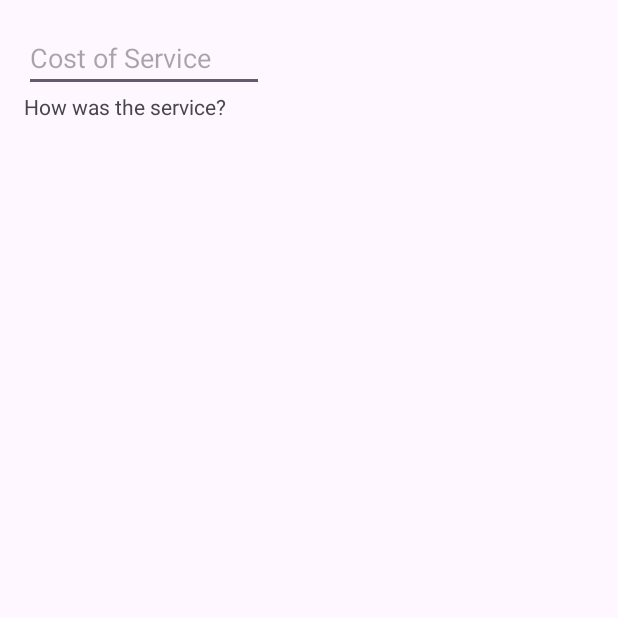
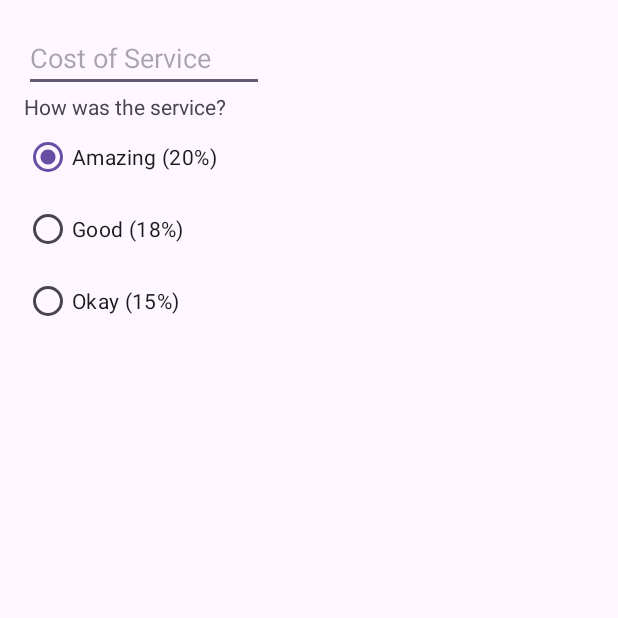
Before and after one commit to ImmortalAmxx/Tip-Time, an Android app: the screen it shows after launch (MainActivity), on a phone screen of 412 x 824 dp, the top half of it. Run offline under Robolectric (Android 15) with nearby library versions, the phone set to English and light mode, and no system bars.

```diff
--- a/app/src/main/res/layout/activity_main.xml
+++ b/app/src/main/res/layout/activity_main.xml
@@ -22,7 +22,34 @@
         android:layout_width="wrap_content"
         android:layout_height="wrap_content"
         android:text="How was the service?"
+        app:layout_constraintTop_toBottomOf="@id/cost_of_service"
+        app:layout_constraintStart_toStartOf="parent" />
+
+    <RadioGroup
+        android:id="@+id/tip_options"
+        android:checkedButton="@id/option_twenty_percent"
+        android:layout_width="wrap_content"
+        android:layout_height="wrap_content"
+        app:layout_constraintTop_toBottomOf="@id/service_question"
         app:layout_constraintStart_toStartOf="parent"
-        app:layout_constraintTop_toBottomOf="@id/cost_of_service"/>
+        android:orientation="vertical">
 
+        <RadioButton
+            android:id="@+id/option_twenty_percent"
+            android:layout_width="wrap_content"
+            android:layout_height="wrap_content"
+            android:text="Amazing (20%)" />
+
+        <RadioButton
+            android:id="@+id/option_eighteen_percent"
+            android:layout_width="wrap_content"
+            android:layout_height="wrap_content"
+            android:text="Good (18%)" />
+
+        <RadioButton
+            android:id="@+id/option_fifteen_percent"
+            android:layout_width="wrap_content"
+            android:layout_height="wrap_content"
+            android:text="Okay (15%)" />
+    </RadioGroup>
 </androidx.constraintlayout.widget.ConstraintLayout>
```
